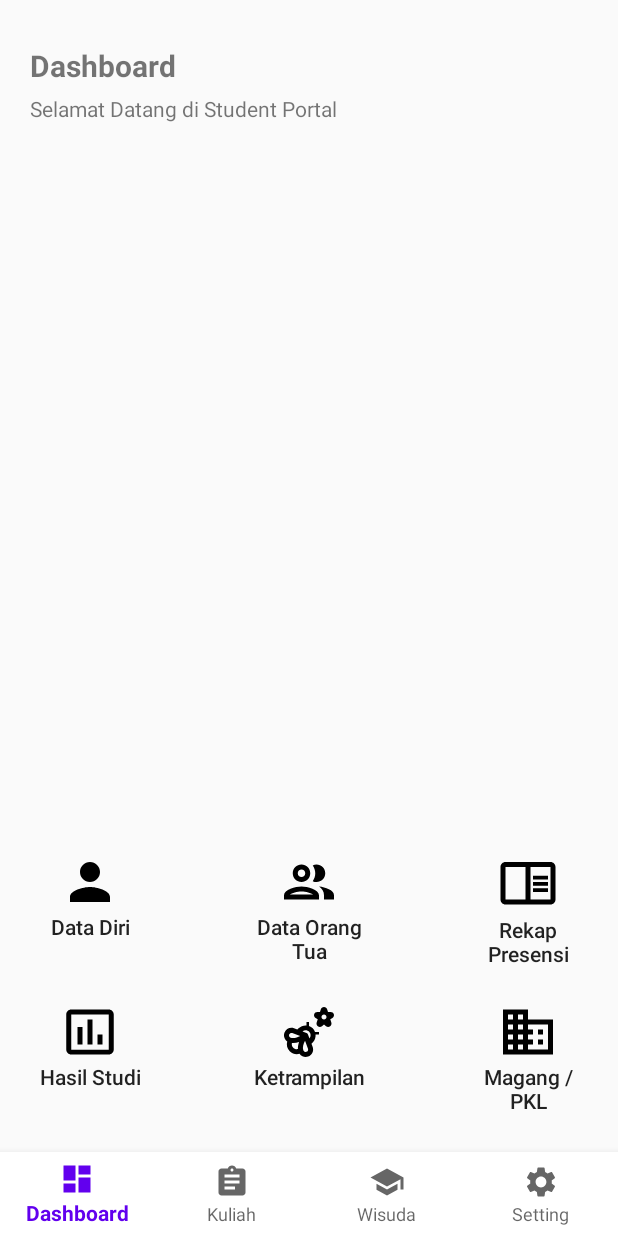
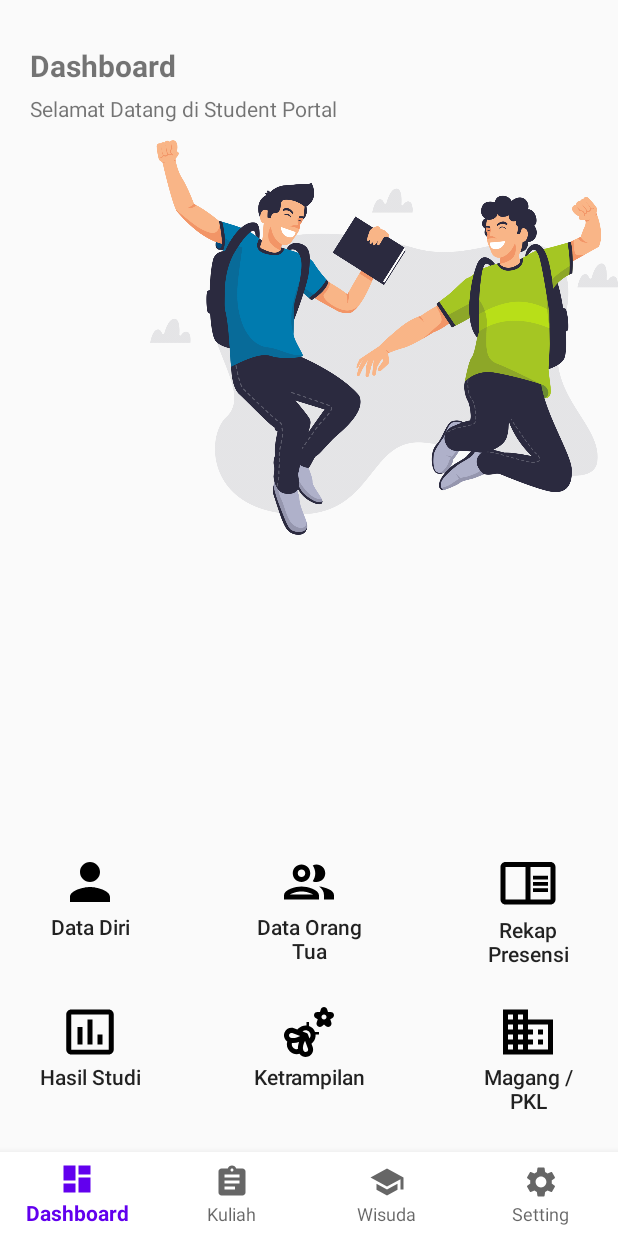
Before and after one commit to fadelmi12/bismillah12, an Android app: the screen it shows after launch (MainActivity), on a phone screen of 412 x 824 dp. Run offline under Robolectric (Android 15) with nearby library versions, the phone set to English and light mode, and no system bars.

Commit message:
update gambar dashboard

```diff
--- a/app/src/main/res/layout/fragment_home.xml
+++ b/app/src/main/res/layout/fragment_home.xml
@@ -25,6 +25,14 @@
         android:layout_alignParentLeft="true"
         android:layout_below="@id/dashboard"
         android:layout_marginLeft="20dp" />
+
+    <ImageView
+        android:layout_marginTop="50dp"
+        android:layout_marginLeft="100dp"
+        android:layout_width="350dp"
+        android:layout_height="350dp"
+        android:src="@drawable/pict_home" />
+
     <LinearLayout
         android:layout_width="wrap_content"
         android:layout_height="wrap_content"
```
Also changed, not shown: app/src/main/res/drawable-v24/pict_home.png (added).
